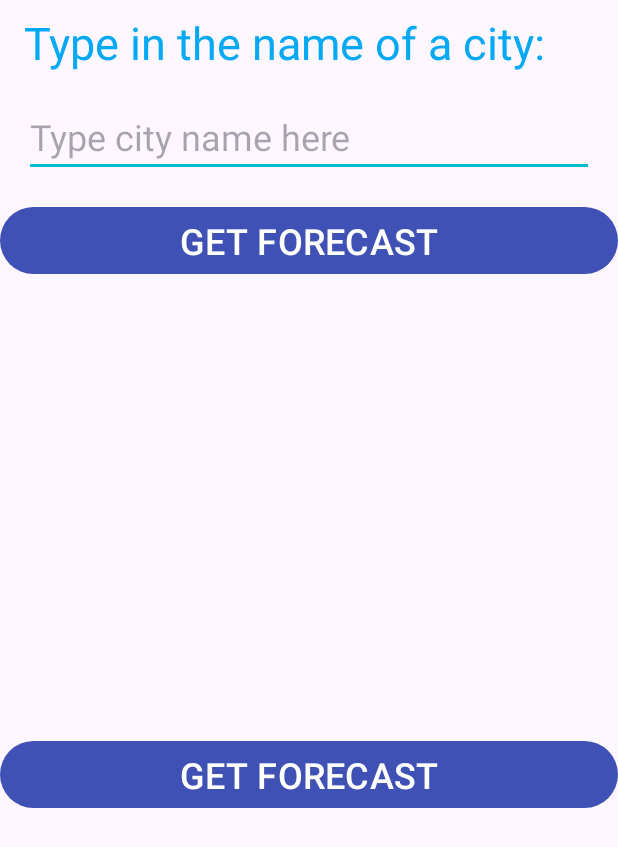
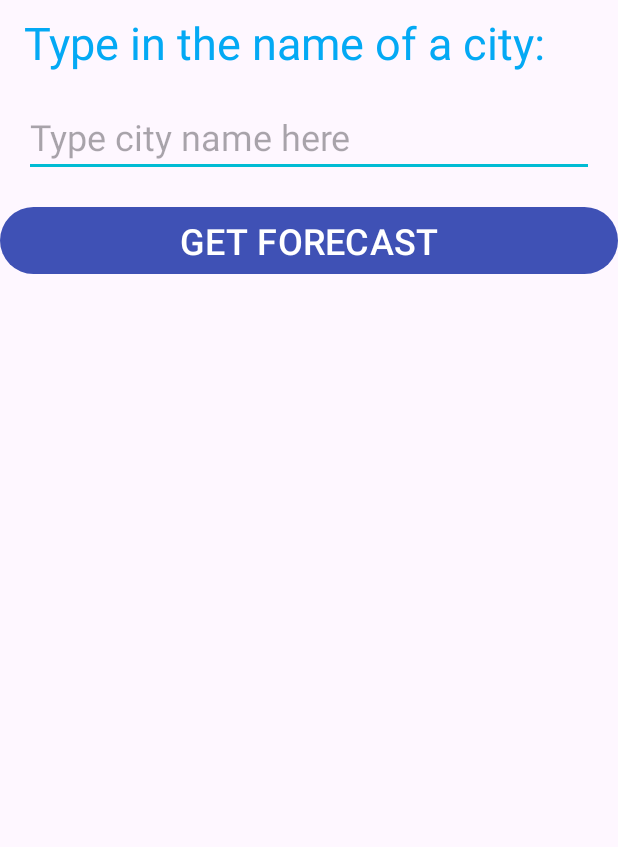
Before and after one commit to ao1208/LeesAndroidLabs, an Android app: the layout activity_main.xml on its own in the app's theme, with its tools: preview values and no code run, on a phone screen of 412 x 824 dp. Shown: the top 847 px of the screen. Run offline under Robolectric (Android 15) with nearby library versions, the phone set to English and light mode, and no system bars.

Commit message:
Revert "wrong commit"
This reverts commit 5abda4911bcc4fe965a030b114f77a2d8ba10695.

```diff
--- a/app/build.gradle
+++ b/app/build.gradle
@@ -1,6 +1,5 @@
 plugins {
     id 'com.android.application'
-    id 'org.jetbrains.kotlin.android'
 }
 
 android {
--- a/app/src/main/AndroidManifest.xml
+++ b/app/src/main/AndroidManifest.xml
@@ -2,7 +2,7 @@
 <manifest xmlns:android="http://schemas.android.com/apk/res/android"
     xmlns:tools="http://schemas.android.com/tools">
 
-    <uses-permission android:name="android.permission.INTERNET" />
+    <uses-permission android:name="android.permission.INTERNET"/>
 
     <application
         android:allowBackup="true"
@@ -15,9 +15,6 @@
         tools:targetApi="31">
         <activity
             android:name=".MainActivity"
-            android:exported="false" />
-        <activity
-            android:name=".MainActivity2"
             android:exported="true">
             <intent-filter>
                 <action android:name="android.intent.action.MAIN" />
--- a/app/src/main/res/layout/activity_main.xml
+++ b/app/src/main/res/layout/activity_main.xml
@@ -34,7 +34,7 @@
         app:layout_constraintTop_toBottomOf="@+id/theTextView" />
 
     <Button
-        android:id="@+id/theButton"
+        android:id="@+id/getForecast"
         android:layout_width="match_parent"
         android:layout_height="wrap_content"
         android:layout_marginTop="16dp"
@@ -110,16 +110,4 @@
         app:layout_constraintTop_toBottomOf="@+id/description"
         tools:ignore="MissingConstraints" />
 
-    <Button
-        android:id="@+id/getForecast"
-        android:layout_width="match_parent"
-        android:layout_height="wrap_content"
-        android:layout_marginTop="16dp"
-        android:text="GET FORECAST"
-        android:textSize="24dp"
-        app:layout_constraintEnd_toEndOf="parent"
-        app:layout_constraintHorizontal_bias="0.5"
-        app:layout_constraintStart_toStartOf="parent"
-        app:layout_constraintTop_toBottomOf="@+id/icon" />
-
 </androidx.constraintlayout.widget.ConstraintLayout>
--- a/build.gradle
+++ b/build.gradle
@@ -2,5 +2,4 @@
 plugins {
     id 'com.android.application' version '8.0.1' apply false
     id 'com.android.library' version '8.0.1' apply false
-    id 'org.jetbrains.kotlin.android' version '1.8.20' apply false
 }
```
Also changed, not shown: app/src/main/java/algonquin/cst2335/lee00834/MainActivity.java (+3 -5 lines), app/src/main/java/algonquin/cst2335/lee00834/MainActivity2.kt (deleted, +0 -11 lines), app/src/main/res/layout/activity_main2.xml (deleted, +0 -17 lines).
